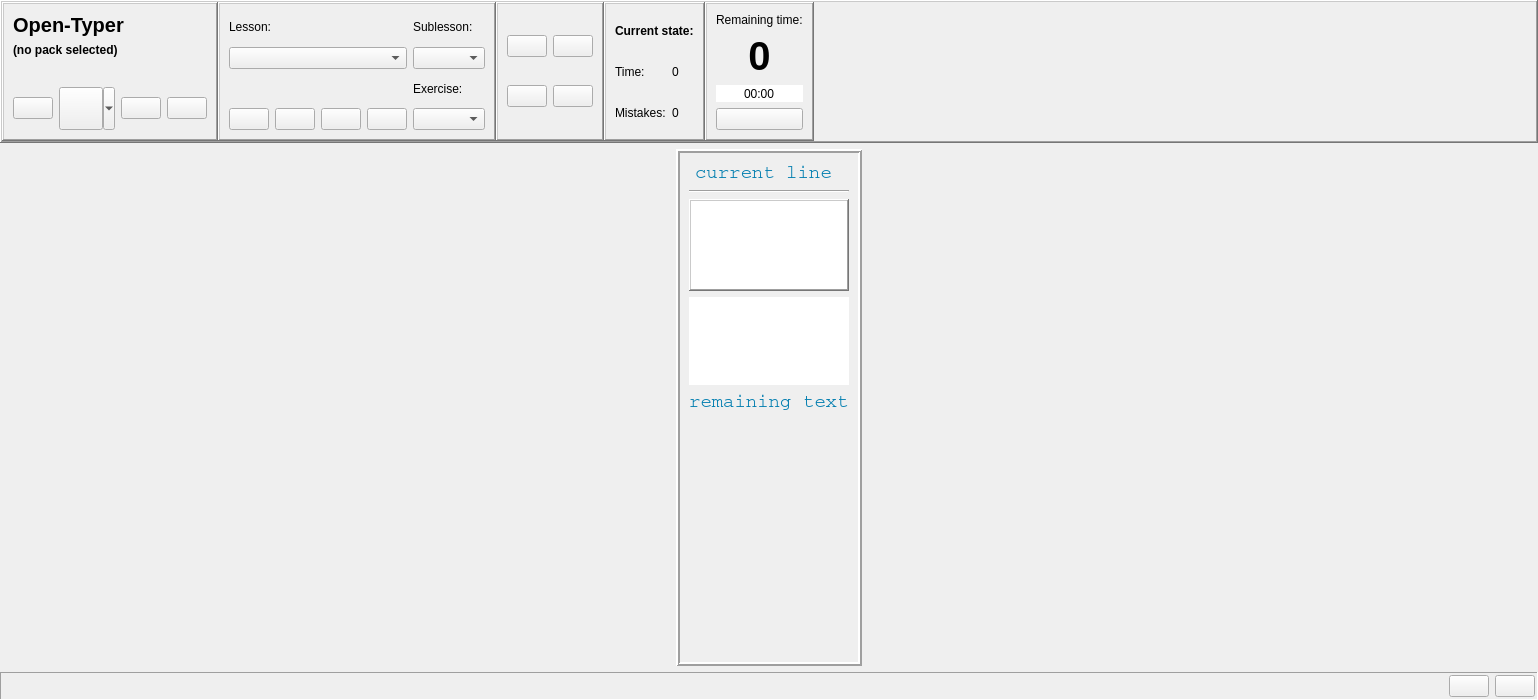
Old version of the form ui/opentyper.ui in the repository Open-Typer/Open-Typer.
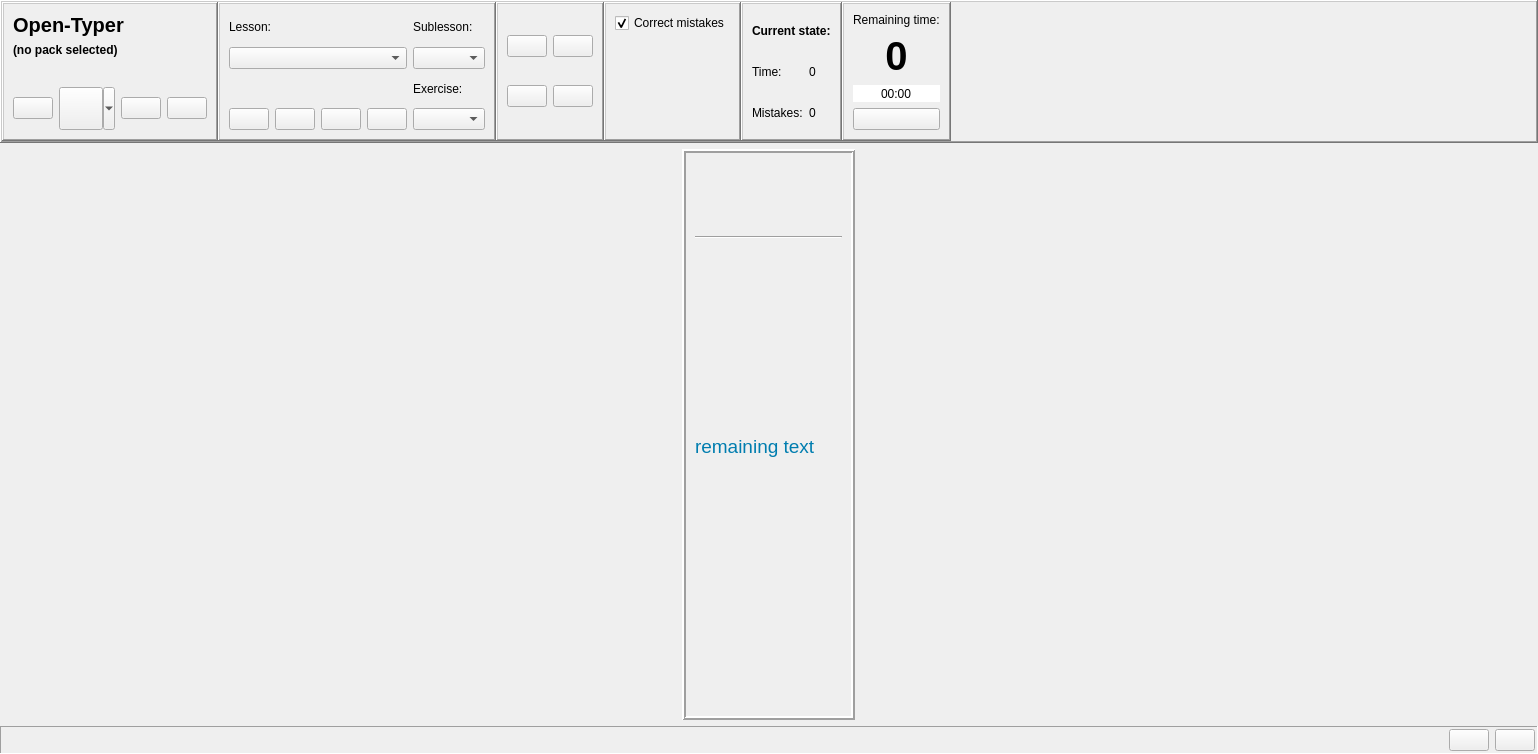
New version of the form. Icons and pictures are not drawn. Custom widgets are drawn as their Qt base class.

Commit message: ui: opentyper: Improve text layouts and add error correction option

```diff
--- a/ui/opentyper.ui
+++ b/ui/opentyper.ui
@@ -7,7 +7,7 @@
     <x>0</x>
     <y>0</y>
     <width>1538</width>
-    <height>700</height>
+    <height>754</height>
    </rect>
   </property>
   <property name="windowTitle">
@@ -610,29 +610,6 @@
                   </property>
                  </widget>
                 </item>
-                <item row="0" column="1">
-                 <widget class="QPushButton" name="timedExerciseButton">
-                  <property name="focusPolicy">
-                   <enum>Qt::NoFocus</enum>
-                  </property>
-                  <property name="toolTip">
-                   <string>Timed exercise</string>
-                  </property>
-                  <property name="text">
-                   <string notr="true"/>
-                  </property>
-                  <property name="icon">
-                   <iconset resource="../res.qrc">
-                    <normaloff>:/res/images/clock.png</normaloff>:/res/images/clock.png</iconset>
-                  </property>
-                  <property name="iconSize">
-                   <size>
-                    <width>36</width>
-                    <height>36</height>
-                   </size>
-                  </property>
-                 </widget>
-                </item>
                 <item row="1" column="0">
                  <widget class="QPushButton" name="errorWordsButton">
                   <property name="focusPolicy">
@@ -679,6 +656,73 @@
                   </property>
                  </widget>
                 </item>
+                <item row="0" column="1">
+                 <widget class="QPushButton" name="timedExerciseButton">
+                  <property name="focusPolicy">
+                   <enum>Qt::NoFocus</enum>
+                  </property>
+                  <property name="toolTip">
+                   <string>Timed exercise</string>
+                  </property>
+                  <property name="text">
+                   <string notr="true"/>
+                  </property>
+                  <property name="icon">
+                   <iconset resource="../res.qrc">
+                    <normaloff>:/res/images/clock.png</normaloff>:/res/images/clock.png</iconset>
+                  </property>
+                  <property name="iconSize">
+                   <size>
+                    <width>36</width>
+                    <height>36</height>
+                   </size>
+                  </property>
+                 </widget>
+                </item>
+               </layout>
+              </widget>
+             </item>
+             <item>
+              <widget class="QFrame" name="exerciseChecksFrame">
+               <property name="frameShape">
+                <enum>QFrame::WinPanel</enum>
+               </property>
+               <property name="frameShadow">
+                <enum>QFrame::Raised</enum>
+               </property>
+               <property name="lineWidth">
+                <number>3</number>
+               </property>
+               <property name="midLineWidth">
+                <number>3</number>
+               </property>
+               <layout class="QVBoxLayout" name="verticalLayout_2">
+                <item>
+                 <widget class="QCheckBox" name="correctMistakesCheckBox">
+                  <property name="focusPolicy">
+                   <enum>Qt::NoFocus</enum>
+                  </property>
+                  <property name="text">
+                   <string extracomment="Whether to correct mistakes while typing">Correct mistakes</string>
+                  </property>
+                  <property name="checked">
+                   <bool>true</bool>
+                  </property>
+                 </widget>
+                </item>
+                <item>
+                 <spacer name="exerciseChecksSpacer">
+                  <property name="orientation">
+                   <enum>Qt::Vertical</enum>
+                  </property>
+                  <property name="sizeHint" stdset="0">
+                   <size>
+                    <width>20</width>
+                    <height>40</height>
+                   </size>
+                  </property>
+                 </spacer>
+                </item>
                </layout>
               </widget>
              </item>
@@ -703,6 +747,13 @@
                 <number>3</number>
                </property>
                <layout class="QGridLayout" name="gridLayout_3">
+                <item row="2" column="1">
+                 <widget class="QLabel" name="currentMistakesNumber">
+                  <property name="text">
+                   <string notr="true">0</string>
+                  </property>
+                 </widget>
+                </item>
                 <item row="2" column="0">
                  <widget class="QLabel" name="currentMistakesLabel">
                   <property name="text">
@@ -710,27 +761,6 @@
                   </property>
                  </widget>
                 </item>
-                <item row="1" column="1">
-                 <widget class="QLabel" name="currentTimeNumber">
-                  <property name="text">
-                   <string notr="true">0</string>
-                  </property>
-                 </widget>
-                </item>
-                <item row="2" column="1">
-                 <widget class="QLabel" name="currentMistakesNumber">
-                  <property name="text">
-                   <string notr="true">0</string>
-                  </property>
-                 </widget>
-                </item>
-                <item row="1" column="0">
-                 <widget class="QLabel" name="currentTimeLabel">
-                  <property name="text">
-                   <string>Time:</string>
-                  </property>
-                 </widget>
-                </item>
                 <item row="0" column="0" colspan="2">
                  <widget class="QLabel" name="currentStateLabel">
                   <property name="font">
@@ -744,6 +774,20 @@
                   </property>
                  </widget>
                 </item>
+                <item row="1" column="1">
+                 <widget class="QLabel" name="currentTimeNumber">
+                  <property name="text">
+                   <string notr="true">0</string>
+                  </property>
+                 </widget>
+                </item>
+                <item row="1" column="0">
+                 <widget class="QLabel" name="currentTimeLabel">
+                  <property name="text">
+                   <string>Time:</string>
+                  </property>
+                 </widget>
+                </item>
                </layout>
               </widget>
              </item>
@@ -905,58 +949,88 @@
        <number>0</number>
       </property>
       <layout class="QGridLayout" name="gridLayout_2">
-       <item row="3" column="0">
-        <widget class="QFrame" name="typingSpace">
+       <item row="1" column="0">
+        <widget class="QScrollArea" name="currentLineArea">
+         <property name="sizePolicy">
+          <sizepolicy hsizetype="Preferred" vsizetype="Fixed">
+           <horstretch>0</horstretch>
+           <verstretch>0</verstretch>
+          </sizepolicy>
+         </property>
+         <property name="focusPolicy">
+          <enum>Qt::NoFocus</enum>
+         </property>
+         <property name="styleSheet">
+          <string notr="true">background-color: rgba(0,0,0,0); border: none;</string>
+         </property>
          <property name="frameShape">
           <enum>QFrame::NoFrame</enum>
          </property>
          <property name="frameShadow">
           <enum>QFrame::Plain</enum>
          </property>
-         <layout class="QGridLayout" name="gridLayout_7">
+         <property name="verticalScrollBarPolicy">
+          <enum>Qt::ScrollBarAlwaysOff</enum>
+         </property>
+         <property name="horizontalScrollBarPolicy">
+          <enum>Qt::ScrollBarAlwaysOff</enum>
+         </property>
+         <property name="sizeAdjustPolicy">
+          <enum>QAbstractScrollArea::AdjustIgnored</enum>
+         </property>
+         <property name="widgetResizable">
+          <bool>true</bool>
+         </property>
+         <property name="alignment">
+          <set>Qt::AlignLeading|Qt::AlignLeft|Qt::AlignTop</set>
+         </property>
+         <widget class="QWidget" name="currentLineAreaContents">
+          <property name="geometry">
+           <rect>
+            <x>0</x>
+            <y>0</y>
+            <width>178</width>
+            <height>95</height>
+           </rect>
+          </property>
+          <property name="sizePolicy">
+           <sizepolicy hsizetype="Preferred" vsizetype="Expanding">
+            <horstretch>0</horstretch>
+            <verstretch>0</verstretch>
+           </sizepolicy>
+          </property>
+          <layout class="QVBoxLayout" name="verticalLayout_4">
           <property name="leftMargin">
            <number>0</number>
           </property>
           <property name="topMargin">
            <number>0</number>
           </property>
-          <property name="rightMargin">
-           <number>0</number>
-          </property>
           <property name="bottomMargin">
            <number>0</number>
           </property>
-          <item row="2" column="0">
-           <widget class="inputLabelWidget" name="inputLabel">
+           <item>
+            <widget class="textView" name="levelCurrentLineLabel">
             <property name="sizePolicy">
              <sizepolicy hsizetype="Preferred" vsizetype="Fixed">
               <horstretch>0</horstretch>
               <verstretch>0</verstretch>
              </sizepolicy>
             </property>
-            <property name="font">
-             <font>
-              <family>Courier</family>
-              <pointsize>14</pointsize>
-             </font>
-            </property>
-            <property name="cursor" stdset="0">
-             <cursorShape>IBeamCursor</cursorShape>
-            </property>
             <property name="mouseTracking">
              <bool>false</bool>
             </property>
             <property name="focusPolicy">
-             <enum>Qt::StrongFocus</enum>
+              <enum>Qt::NoFocus</enum>
             </property>
             <property name="contextMenuPolicy">
              <enum>Qt::NoContextMenu</enum>
             </property>
             <property name="frameShape">
-             <enum>QFrame::WinPanel</enum>
+              <enum>QFrame::NoFrame</enum>
             </property>
             <property name="frameShadow">
-             <enum>QFrame::Raised</enum>
+              <enum>QFrame::Plain</enum>
             </property>
             <property name="verticalScrollBarPolicy">
              <enum>Qt::ScrollBarAlwaysOff</enum>
@@ -973,18 +1047,22 @@
             <property name="lineWrapMode">
              <enum>QTextEdit::NoWrap</enum>
             </property>
-            <property name="html">
-             <string notr="true">&lt;!DOCTYPE HTML PUBLIC &quot;-//W3C//DTD HTML 4.0//EN&quot; &quot;http://www.w3.org/TR/REC-html40/strict.dtd&quot;&gt;
-&lt;html&gt;&lt;head&gt;&lt;meta name=&quot;qrichtext&quot; content=&quot;1&quot; /&gt;&lt;style type=&quot;text/css&quot;&gt;
-p, li { white-space: pre-wrap; }
-&lt;/style&gt;&lt;/head&gt;&lt;body style=&quot; font-family:'Courier'; font-size:14pt; font-weight:400; font-style:normal;&quot;&gt;
-&lt;p style=&quot;-qt-paragraph-type:empty; margin-top:0px; margin-bottom:0px; margin-left:0px; margin-right:0px; -qt-block-indent:0; text-indent:0px;&quot;&gt;&lt;br /&gt;&lt;/p&gt;&lt;/body&gt;&lt;/html&gt;</string>
+             <property name="readOnly">
+              <bool>true</bool>
             </property>
             <property name="textInteractionFlags">
-             <set>Qt::TextSelectableByKeyboard</set>
-            </property>
-            <property name="text" stdset="0">
-             <string notr="true">input text</string>
+              <set>Qt::NoTextInteraction</set>
+             </property>
+            </widget>
+           </item>
+          </layout>
+         </widget>
+        </widget>
+       </item>
+       <item row="2" column="0">
+        <widget class="Line" name="textSeparationLine">
+         <property name="orientation">
+          <enum>Qt::Horizontal</enum>
             </property>
            </widget>
           </item>
@@ -998,7 +1076,6 @@
             </property>
             <property name="font">
              <font>
-              <family>Courier</family>
               <pointsize>14</pointsize>
              </font>
             </property>
@@ -1025,9 +1102,94 @@
             </property>
            </widget>
           </item>
+       <item row="5" column="0" alignment="Qt::AlignHCenter">
+        <widget class="keyboardWidget" name="keyboardFrame">
+         <property name="sizePolicy">
+          <sizepolicy hsizetype="Fixed" vsizetype="Preferred">
+           <horstretch>0</horstretch>
+           <verstretch>0</verstretch>
+          </sizepolicy>
+         </property>
+         <property name="frameShape">
+          <enum>QFrame::NoFrame</enum>
+         </property>
+         <property name="frameShadow">
+          <enum>QFrame::Plain</enum>
+         </property>
+        </widget>
+       </item>
           <item row="3" column="0">
-           <widget class="QTextEdit" name="mistakeLabel">
+        <widget class="QScrollArea" name="typingSpace">
             <property name="sizePolicy">
+          <sizepolicy hsizetype="Expanding" vsizetype="Fixed">
+           <horstretch>0</horstretch>
+           <verstretch>0</verstretch>
+          </sizepolicy>
+         </property>
+         <property name="focusPolicy">
+          <enum>Qt::NoFocus</enum>
+         </property>
+         <property name="autoFillBackground">
+          <bool>true</bool>
+         </property>
+         <property name="styleSheet">
+          <string notr="true">border: none;</string>
+         </property>
+         <property name="frameShape">
+          <enum>QFrame::NoFrame</enum>
+         </property>
+         <property name="frameShadow">
+          <enum>QFrame::Plain</enum>
+         </property>
+         <property name="verticalScrollBarPolicy">
+          <enum>Qt::ScrollBarAsNeeded</enum>
+         </property>
+         <property name="horizontalScrollBarPolicy">
+          <enum>Qt::ScrollBarAlwaysOff</enum>
+         </property>
+         <property name="sizeAdjustPolicy">
+          <enum>QAbstractScrollArea::AdjustToContents</enum>
+         </property>
+         <property name="widgetResizable">
+          <bool>true</bool>
+         </property>
+         <property name="alignment">
+          <set>Qt::AlignLeading|Qt::AlignLeft|Qt::AlignTop</set>
+         </property>
+         <widget class="QWidget" name="typingSpaceContents">
+          <property name="geometry">
+           <rect>
+            <x>0</x>
+            <y>0</y>
+            <width>178</width>
+            <height>238</height>
+           </rect>
+          </property>
+          <property name="sizePolicy">
+           <sizepolicy hsizetype="Preferred" vsizetype="Expanding">
+            <horstretch>0</horstretch>
+            <verstretch>0</verstretch>
+           </sizepolicy>
+          </property>
+          <property name="styleSheet">
+           <string notr="true">background-color: rgba(0,0,0,0);</string>
+          </property>
+          <layout class="QVBoxLayout" name="verticalLayout_3">
+           <property name="spacing">
+            <number>0</number>
+           </property>
+           <property name="leftMargin">
+            <number>0</number>
+           </property>
+           <property name="topMargin">
+            <number>0</number>
+           </property>
+           <property name="bottomMargin">
+            <number>0</number>
+           </property>
+           <item>
+            <widget class="inputLabelWidget" name="inputLabel">
+             <property name="sizePolicy">
              <sizepolicy hsizetype="Preferred" vsizetype="Fixed">
               <horstretch>0</horstretch>
               <verstretch>0</verstretch>
@@ -1035,15 +1197,72 @@
             </property>
             <property name="font">
              <font>
-              <family>Courier</family>
+               <pointsize>14</pointsize>
+              </font>
+             </property>
+             <property name="cursor" stdset="0">
+              <cursorShape>IBeamCursor</cursorShape>
+             </property>
+             <property name="mouseTracking">
+              <bool>false</bool>
+             </property>
+             <property name="focusPolicy">
+              <enum>Qt::StrongFocus</enum>
+             </property>
+             <property name="contextMenuPolicy">
+              <enum>Qt::NoContextMenu</enum>
+             </property>
+             <property name="frameShape">
+              <enum>QFrame::NoFrame</enum>
+             </property>
+             <property name="frameShadow">
+              <enum>QFrame::Plain</enum>
+             </property>
+             <property name="verticalScrollBarPolicy">
+              <enum>Qt::ScrollBarAlwaysOff</enum>
+             </property>
+             <property name="horizontalScrollBarPolicy">
+              <enum>Qt::ScrollBarAlwaysOff</enum>
+             </property>
+             <property name="sizeAdjustPolicy">
+              <enum>QAbstractScrollArea::AdjustToContents</enum>
+             </property>
+             <property name="undoRedoEnabled">
+              <bool>false</bool>
+             </property>
+             <property name="lineWrapMode">
+              <enum>QTextEdit::NoWrap</enum>
+             </property>
+             <property name="html">
+              <string notr="true">&lt;!DOCTYPE HTML PUBLIC &quot;-//W3C//DTD HTML 4.0//EN&quot; &quot;http://www.w3.org/TR/REC-html40/strict.dtd&quot;&gt;
+&lt;html&gt;&lt;head&gt;&lt;meta name=&quot;qrichtext&quot; content=&quot;1&quot; /&gt;&lt;style type=&quot;text/css&quot;&gt;
+p, li { white-space: pre-wrap; }
+&lt;/style&gt;&lt;/head&gt;&lt;body style=&quot; font-family:'Noto Sans'; font-size:14pt; font-weight:400; font-style:normal;&quot;&gt;
+&lt;p style=&quot;-qt-paragraph-type:empty; margin-top:0px; margin-bottom:0px; margin-left:0px; margin-right:0px; -qt-block-indent:0; text-indent:0px; font-family:'Courier';&quot;&gt;&lt;br /&gt;&lt;/p&gt;&lt;/body&gt;&lt;/html&gt;</string>
+             </property>
+             <property name="textInteractionFlags">
+              <set>Qt::TextSelectableByKeyboard</set>
+             </property>
+             <property name="text" stdset="0">
+              <string notr="true">input text</string>
+             </property>
+            </widget>
+           </item>
+           <item>
+            <widget class="textView" name="mistakeLabel">
+             <property name="sizePolicy">
+              <sizepolicy hsizetype="Preferred" vsizetype="Fixed">
+               <horstretch>0</horstretch>
+               <verstretch>0</verstretch>
+              </sizepolicy>
+             </property>
+             <property name="font">
+              <font>
               <pointsize>14</pointsize>
               <weight>50</weight>
               <bold>false</bold>
              </font>
             </property>
-            <property name="cursor" stdset="0">
-             <cursorShape>IBeamCursor</cursorShape>
-            </property>
             <property name="mouseTracking">
              <bool>false</bool>
             </property>
@@ -1078,8 +1297,8 @@
              <string notr="true">&lt;!DOCTYPE HTML PUBLIC &quot;-//W3C//DTD HTML 4.0//EN&quot; &quot;http://www.w3.org/TR/REC-html40/strict.dtd&quot;&gt;
 &lt;html&gt;&lt;head&gt;&lt;meta name=&quot;qrichtext&quot; content=&quot;1&quot; /&gt;&lt;style type=&quot;text/css&quot;&gt;
 p, li { white-space: pre-wrap; }
-&lt;/style&gt;&lt;/head&gt;&lt;body style=&quot; font-family:'Courier'; font-size:14pt; font-weight:400; font-style:normal;&quot;&gt;
-&lt;p style=&quot;-qt-paragraph-type:empty; margin-top:0px; margin-bottom:0px; margin-left:0px; margin-right:0px; -qt-block-indent:0; text-indent:0px;&quot;&gt;&lt;br /&gt;&lt;/p&gt;&lt;/body&gt;&lt;/html&gt;</string>
+&lt;/style&gt;&lt;/head&gt;&lt;body style=&quot; font-family:'Noto Sans'; font-size:14pt; font-weight:400; font-style:normal;&quot;&gt;
+&lt;p style=&quot;-qt-paragraph-type:empty; margin-top:0px; margin-bottom:0px; margin-left:0px; margin-right:0px; -qt-block-indent:0; text-indent:0px; font-family:'Courier';&quot;&gt;&lt;br /&gt;&lt;/p&gt;&lt;/body&gt;&lt;/html&gt;</string>
             </property>
             <property name="textInteractionFlags">
              <set>Qt::NoTextInteraction</set>
@@ -1091,101 +1310,6 @@
           </item>
          </layout>
         </widget>
-       </item>
-       <item row="2" column="0">
-        <widget class="Line" name="textSeparationLine">
-         <property name="orientation">
-          <enum>Qt::Horizontal</enum>
-         </property>
-        </widget>
-       </item>
-       <item row="1" column="0">
-        <widget class="QFrame" name="levelSpace">
-         <property name="sizePolicy">
-          <sizepolicy hsizetype="Preferred" vsizetype="Fixed">
-           <horstretch>0</horstretch>
-           <verstretch>0</verstretch>
-          </sizepolicy>
-         </property>
-         <property name="cursor">
-          <cursorShape>IBeamCursor</cursorShape>
-         </property>
-         <property name="frameShape">
-          <enum>QFrame::NoFrame</enum>
-         </property>
-         <property name="frameShadow">
-          <enum>QFrame::Plain</enum>
-         </property>
-         <layout class="QHBoxLayout" name="horizontalLayout_11">
-          <property name="spacing">
-           <number>0</number>
-          </property>
-          <property name="leftMargin">
-           <number>6</number>
-          </property>
-          <property name="topMargin">
-           <number>0</number>
-          </property>
-          <property name="rightMargin">
-           <number>0</number>
-          </property>
-          <property name="bottomMargin">
-           <number>0</number>
-          </property>
-          <item>
-           <widget class="QLabel" name="levelCurrentLineLabel">
-            <property name="sizePolicy">
-             <sizepolicy hsizetype="Expanding" vsizetype="Fixed">
-              <horstretch>0</horstretch>
-              <verstretch>0</verstretch>
-             </sizepolicy>
-            </property>
-            <property name="font">
-             <font>
-              <family>Courier</family>
-              <pointsize>14</pointsize>
-             </font>
-            </property>
-            <property name="styleSheet">
-             <string notr="true">color: rgb(0, 125, 175);</string>
-            </property>
-            <property name="frameShape">
-             <enum>QFrame::NoFrame</enum>
-            </property>
-            <property name="frameShadow">
-             <enum>QFrame::Plain</enum>
-            </property>
-            <property name="text">
-             <string notr="true">current line</string>
-            </property>
-            <property name="textFormat">
-             <enum>Qt::PlainText</enum>
-            </property>
-            <property name="alignment">
-             <set>Qt::AlignLeading|Qt::AlignLeft|Qt::AlignTop</set>
-            </property>
-            <property name="textInteractionFlags">
-             <set>Qt::NoTextInteraction</set>
-            </property>
-           </widget>
-          </item>
-         </layout>
-        </widget>
-       </item>
-       <item row="4" column="0" alignment="Qt::AlignHCenter">
-        <widget class="keyboardWidget" name="keyboardFrame">
-         <property name="sizePolicy">
-          <sizepolicy hsizetype="Fixed" vsizetype="Preferred">
-           <horstretch>0</horstretch>
-           <verstretch>0</verstretch>
-          </sizepolicy>
-         </property>
-         <property name="frameShape">
-          <enum>QFrame::NoFrame</enum>
-         </property>
-         <property name="frameShadow">
-          <enum>QFrame::Plain</enum>
-         </property>
         </widget>
        </item>
       </layout>
@@ -1321,6 +1445,11 @@
    <header>widgets/keyboardwidget.h</header>
    <container>1</container>
   </customwidget>
+  <customwidget>
+   <class>textView</class>
+   <extends>QTextEdit</extends>
+   <header>widgets/textview.h</header>
+  </customwidget>
  </customwidgets>
  <resources>
   <include location="../res.qrc"/>
```
Lines whose indentation alone changed are shown as unchanged.
